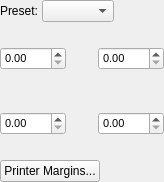
First picture: the form in scribus/ui/newmarginwidgetbase.ui, repository nitramr/scribus-svn, before the edit.
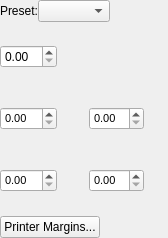
Second picture: the form after the edit. Custom widgets are drawn as their Qt base class.

The edit to the form file:
```diff
--- a/scribus/ui/newmarginwidgetbase.ui
+++ b/scribus/ui/newmarginwidgetbase.ui
@@ -6,8 +6,8 @@
    <rect>
     <x>0</x>
     <y>0</y>
-    <width>164</width>
-    <height>182</height>
+    <width>168</width>
+    <height>238</height>
    </rect>
   </property>
   <property name="sizePolicy">
@@ -35,44 +35,49 @@
    <property name="verticalSpacing">
     <number>8</number>
    </property>
-   <item row="0" column="1" colspan="3">
-    <layout class="QHBoxLayout" name="horizontalLayout">
-     <property name="spacing">
-      <number>4</number>
+   <item row="2" column="1">
+    <widget class="FormWidget" name="leftMarginLabel">
+     <property name="sizePolicy">
+      <sizepolicy hsizetype="Preferred" vsizetype="Minimum">
+       <horstretch>0</horstretch>
+       <verstretch>0</verstretch>
+      </sizepolicy>
      </property>
-     <item>
-      <widget class="QLabel" name="presetLayoutLabel">
-       <property name="text">
-        <string>Preset:</string>
-       </property>
-      </widget>
-     </item>
-     <item>
-      <widget class="PresetLayout" name="presetLayoutComboBox">
-       <property name="sizePolicy">
-        <sizepolicy hsizetype="Preferred" vsizetype="Fixed">
-         <horstretch>0</horstretch>
-         <verstretch>0</verstretch>
-        </sizepolicy>
-       </property>
-      </widget>
-     </item>
-     <item>
-      <spacer name="horizontalSpacer_5">
-       <property name="orientation">
-        <enum>Qt::Orientation::Horizontal</enum>
-       </property>
-       <property name="sizeHint" stdset="0">
-        <size>
-         <width>0</width>
-         <height>0</height>
-        </size>
-       </property>
-      </spacer>
-     </item>
-    </layout>
+     <property name="label" stdset="0">
+      <string>Left</string>
+     </property>
+     <property name="font">
+      <font>
+       <pointsize>8</pointsize>
+      </font>
+     </property>
+     <layout class="QHBoxLayout" name="horizontalLayout_5">
+      <property name="leftMargin">
+       <number>0</number>
+      </property>
+      <property name="topMargin">
+       <number>0</number>
+      </property>
+      <property name="rightMargin">
+       <number>0</number>
+      </property>
+      <property name="bottomMargin">
+       <number>0</number>
+      </property>
+      <item>
+       <widget class="ScrSpinBox" name="leftMarginSpinBox">
+        <property name="sizePolicy">
+         <sizepolicy hsizetype="Expanding" vsizetype="Fixed">
+          <horstretch>0</horstretch>
+          <verstretch>0</verstretch>
+         </sizepolicy>
+        </property>
+       </widget>
+      </item>
+     </layout>
+    </widget>
    </item>
-   <item row="1" column="2" rowspan="2">
+   <item row="2" column="2" rowspan="2">
     <widget class="FormWidget" name="formWidget">
      <property name="sizePolicy">
       <sizepolicy hsizetype="Preferred" vsizetype="Minimum">
@@ -123,49 +128,7 @@
      </layout>
     </widget>
    </item>
-   <item row="1" column="1">
-    <widget class="FormWidget" name="leftMarginLabel">
-     <property name="sizePolicy">
-      <sizepolicy hsizetype="Preferred" vsizetype="Minimum">
-       <horstretch>0</horstretch>
-       <verstretch>0</verstretch>
-      </sizepolicy>
-     </property>
-     <property name="label" stdset="0">
-      <string>Left</string>
-     </property>
-     <property name="font">
-      <font>
-       <pointsize>8</pointsize>
-      </font>
-     </property>
-     <layout class="QHBoxLayout" name="horizontalLayout_5">
-      <property name="leftMargin">
-       <number>0</number>
-      </property>
-      <property name="topMargin">
-       <number>0</number>
-      </property>
-      <property name="rightMargin">
-       <number>0</number>
-      </property>
-      <property name="bottomMargin">
-       <number>0</number>
-      </property>
-      <item>
-       <widget class="ScrSpinBox" name="leftMarginSpinBox">
-        <property name="sizePolicy">
-         <sizepolicy hsizetype="Expanding" vsizetype="Fixed">
-          <horstretch>0</horstretch>
-          <verstretch>0</verstretch>
-         </sizepolicy>
-        </property>
-       </widget>
-      </item>
-     </layout>
-    </widget>
-   </item>
-   <item row="2" column="1">
+   <item row="3" column="1">
     <widget class="FormWidget" name="topMarginLabel">
      <property name="sizePolicy">
       <sizepolicy hsizetype="Preferred" vsizetype="Minimum">
@@ -207,11 +170,50 @@
      </layout>
     </widget>
    </item>
-   <item row="4" column="1" colspan="3">
+   <item row="2" column="3">
+    <widget class="FormWidget" name="rightMarginLabel">
+     <property name="sizePolicy">
+      <sizepolicy hsizetype="Preferred" vsizetype="Minimum">
+       <horstretch>0</horstretch>
+       <verstretch>0</verstretch>
+      </sizepolicy>
+     </property>
+     <property name="label" stdset="0">
+      <string>Right</string>
+     </property>
+     <property name="font">
+      <font>
+       <pointsize>8</pointsize>
+      </font>
+     </property>
+     <layout class="QHBoxLayout" name="horizontalLayout_6">
+      <property name="leftMargin">
+       <number>0</number>
+      </property>
+      <property name="topMargin">
+       <number>0</number>
+      </property>
+      <property name="rightMargin">
+       <number>0</number>
+      </property>
+      <property name="bottomMargin">
+       <number>0</number>
+      </property>
+      <item>
+       <widget class="ScrSpinBox" name="rightMarginSpinBox">
+        <property name="sizePolicy">
+         <sizepolicy hsizetype="Expanding" vsizetype="Fixed">
+          <horstretch>0</horstretch>
+          <verstretch>0</verstretch>
+         </sizepolicy>
+        </property>
+       </widget>
+      </item>
+     </layout>
+    </widget>
+   </item>
+   <item row="5" column="1" colspan="3">
     <layout class="QHBoxLayout" name="horizontalLayout_4">
-     <property name="spacing">
-      <number>4</number>
-     </property>
      <item>
       <widget class="QPushButton" name="printerMarginsPushButton">
        <property name="text">
@@ -234,7 +236,7 @@
      </item>
     </layout>
    </item>
-   <item row="2" column="3">
+   <item row="3" column="3">
     <widget class="FormWidget" name="bottomMarginLabel">
      <property name="sizePolicy">
       <sizepolicy hsizetype="Preferred" vsizetype="Minimum">
@@ -276,8 +278,55 @@
      </layout>
     </widget>
    </item>
-   <item row="1" column="3">
-    <widget class="FormWidget" name="rightMarginLabel">
+   <item row="2" column="4">
+    <spacer name="horizontalSpacer_2">
+     <property name="orientation">
+      <enum>Qt::Orientation::Horizontal</enum>
+     </property>
+     <property name="sizeHint" stdset="0">
+      <size>
+       <width>0</width>
+       <height>0</height>
+      </size>
+     </property>
+    </spacer>
+   </item>
+   <item row="0" column="1" colspan="3">
+    <layout class="QHBoxLayout" name="horizontalLayout">
+     <item>
+      <widget class="QLabel" name="presetLayoutLabel">
+       <property name="text">
+        <string>Preset:</string>
+       </property>
+      </widget>
+     </item>
+     <item>
+      <widget class="PresetLayout" name="presetLayoutComboBox">
+       <property name="sizePolicy">
+        <sizepolicy hsizetype="Preferred" vsizetype="Fixed">
+         <horstretch>0</horstretch>
+         <verstretch>0</verstretch>
+        </sizepolicy>
+       </property>
+      </widget>
+     </item>
+     <item>
+      <spacer name="horizontalSpacer_5">
+       <property name="orientation">
+        <enum>Qt::Orientation::Horizontal</enum>
+       </property>
+       <property name="sizeHint" stdset="0">
+        <size>
+         <width>0</width>
+         <height>0</height>
+        </size>
+       </property>
+      </spacer>
+     </item>
+    </layout>
+   </item>
+   <item row="1" column="1">
+    <widget class="FormWidget" name="allMarginLabel">
      <property name="sizePolicy">
       <sizepolicy hsizetype="Preferred" vsizetype="Minimum">
        <horstretch>0</horstretch>
@@ -285,14 +334,9 @@
       </sizepolicy>
      </property>
      <property name="label" stdset="0">
-      <string>Right</string>
+      <string>Around</string>
      </property>
-     <property name="font">
-      <font>
-       <pointsize>8</pointsize>
-      </font>
-     </property>
-     <layout class="QHBoxLayout" name="horizontalLayout_6">
+     <layout class="QHBoxLayout" name="horizontalLayout_7">
       <property name="leftMargin">
        <number>0</number>
       </property>
@@ -306,14 +350,7 @@
        <number>0</number>
       </property>
       <item>
-       <widget class="ScrSpinBox" name="rightMarginSpinBox">
-        <property name="sizePolicy">
-         <sizepolicy hsizetype="Expanding" vsizetype="Fixed">
-          <horstretch>0</horstretch>
-          <verstretch>0</verstretch>
-         </sizepolicy>
-        </property>
-       </widget>
+       <widget class="ScrSpinBox" name="allMarginSpinBox"/>
       </item>
      </layout>
     </widget>
```
Left out of the diff: 2 changed lines with no effect on the pictures.
